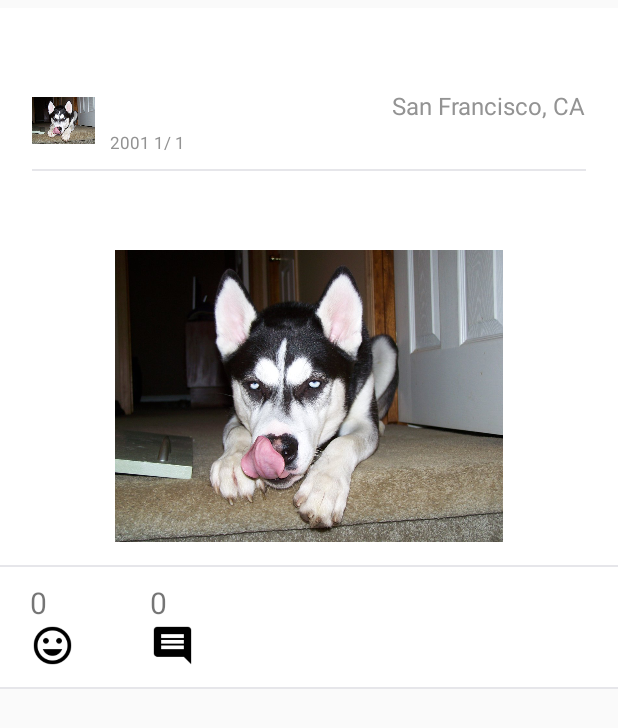
After one commit to shuaizhang621/EventHub, an Android app: the layout comment_main.xml on its own in the app's theme, with its tools: preview values and no code run, on a phone screen of 412 x 824 dp. The commit adds this screen. Shown: the top 728 px of the screen. Run offline under Robolectric (Android 15) with nearby library versions, the phone set to English and light mode, and no system bars.

Commit message:
comment feature

```diff
--- a/app/src/main/AndroidManifest.xml
+++ b/app/src/main/AndroidManifest.xml
@@ -27,7 +27,11 @@
             android:name=".EventReportActivity"
             android:screenOrientation="portrait"
             android:windowSoftInputMode="stateVisible|adjustResize" />
-        <activity android:name=".CommentActivity"></activity>
+        <activity
+            android:name=".CommentActivity"
+            android:screenOrientation="portrait"
+            android:windowSoftInputMode="stateVisible|adjustResize">
+            ></activity>
     </application>
 
 </manifest>
--- a/app/src/main/java/com/example/shuaizhang/eventhub/CommentActivity.java
+++ b/app/src/main/java/com/example/shuaizhang/eventhub/CommentActivity.java
@@ -1,5 +1,6 @@
 package com.example.shuaizhang.eventhub;
 
+import android.content.Intent;
 import android.support.v7.app.AppCompatActivity;
 import android.os.Bundle;
 
@@ -9,5 +10,6 @@ public class CommentActivity extends AppCompatActivity {
     protected void onCreate(Bundle savedInstanceState) {
         super.onCreate(savedInstanceState);
         setContentView(R.layout.activity_comment);
+        Intent intent = getIntent();
     }
 }
--- a/app/src/main/java/com/example/shuaizhang/eventhub/EventsFragment.java
+++ b/app/src/main/java/com/example/shuaizhang/eventhub/EventsFragment.java
@@ -78,7 +78,7 @@ public class EventsFragment extends Fragment {
                     Event event = noteDataSnapshot.getValue(Event.class);
                     events.add(event);
                 }
-                mAdapter = new EventListAdapter(events);
+                mAdapter = new EventListAdapter(events, getContext());
                 recyclerView.setAdapter(mAdapter);
             }
 
--- /dev/null
+++ b/app/src/main/res/layout/comment_main.xml
@@ -0,0 +1,159 @@
+<?xml version="1.0" encoding="utf-8"?>
+<LinearLayout xmlns:android="http://schemas.android.com/apk/res/android"
+    android:layout_marginTop="5dp"
+    android:layout_marginBottom="5dp"
+    android:orientation="vertical"
+    android:paddingTop="15dp"
+    android:background="#FFFFFF"
+    android:layout_width="match_parent"
+    android:layout_height="wrap_content"
+    >
+
+    <LinearLayout
+        android:layout_width="match_parent"
+        android:layout_height="wrap_content"
+        android:orientation="vertical"
+        android:paddingLeft="21dp"
+        android:paddingRight="21dp">
+
+        <TextView android:id="@+id/comment_main_title"
+            android:layout_width="match_parent"
+            android:layout_height="wrap_content"
+            android:ellipsize="end"
+            android:maxLines="2"
+            android:textSize="21sp"
+            android:textColor="#2A2C30"
+            android:fontFamily="Roboto"
+            android:textStyle="bold"
+            />
+
+        <LinearLayout
+            android:layout_width="match_parent"
+            android:layout_height="wrap_content"
+            android:paddingTop="10dp"
+            android:paddingBottom="10dp"
+            android:orientation="horizontal">
+
+            <ImageView
+                android:layout_width="42dp"
+                android:layout_height="42dp"
+                android:src="@drawable/icon" />
+
+            <LinearLayout
+                android:layout_width="match_parent"
+                android:layout_height="wrap_content"
+                android:paddingLeft="10dp"
+                android:orientation="vertical">
+
+                <RelativeLayout
+                    android:layout_width="match_parent"
+                    android:layout_height="wrap_content">
+
+                    <TextView android:id="@+id/comment_main_user"
+                        android:layout_width="wrap_content"
+                        android:layout_height="wrap_content"
+                        android:layout_alignParentLeft="true"
+                        android:textSize="16sp"
+                        android:textColor="#3F89E7"
+                        android:fontFamily="Roboto"/>
+
+                    <TextView android:id="@+id/comment_main_location"
+                        android:layout_width="wrap_content"
+                        android:layout_height="wrap_content"
+                        android:layout_alignParentRight="true"
+                        android:text="San Francisco, CA"
+                        android:textSize="16sp"
+                        android:textColor="#939393"
+                        android:fontFamily="Roboto"/>
+
+                </RelativeLayout>
+
+                <TextView android:id="@+id/comment_main_time"
+                    android:layout_width="match_parent"
+                    android:layout_height="wrap_content"
+                    android:paddingTop="6dp"
+                    android:textSize="11sp"
+                    android:text="2001 1/ 1"
+                    android:fontFamily="Roboto"
+                    android:textColor="#939393"/>
+            </LinearLayout>
+        </LinearLayout>
+
+
+        <View
+            android:layout_width="match_parent"
+            android:layout_height="1dp"
+            android:background="#E6E6EA"/>
+
+        <TextView android:id="@+id/comment_main_description"
+            android:paddingTop="15dp"
+            android:paddingBottom="15dp"
+            android:layout_width="wrap_content"
+            android:layout_height="wrap_content"
+            android:layout_alignParentLeft="true"
+            android:textSize="16sp"
+            android:textColor="#77797C"
+            android:fontFamily="Roboto"/>
+
+        <ImageView
+            android:id="@+id/comment_main_image"
+            android:layout_width="match_parent"
+            android:layout_height="210dp"
+            android:paddingBottom="15dp"
+            android:src="@drawable/icon" />
+
+    </LinearLayout>
+    <View
+        android:layout_width="match_parent"
+        android:layout_height="1dp"
+        android:background="#E6E6EA"/>
+
+    <LinearLayout
+        android:layout_width="match_parent"
+        android:layout_height="wrap_content"
+        android:orientation="horizontal"
+        android:layout_marginTop="10dp"
+        android:layout_marginBottom="10dp"
+        >
+        <LinearLayout
+            android:layout_width="wrap_content"
+            android:layout_height="60dp"
+            android:layout_marginLeft="20dp"
+            android:orientation="vertical">
+            <TextView android:id="@+id/comment_main_like_number"
+                android:layout_width="wrap_content"
+                android:layout_height="wrap_content"
+                android:text="0"
+                android:gravity="center"
+                android:textSize="20sp"/>
+            <ImageView
+                android:layout_width="30dp"
+                android:layout_height="30dp"
+                android:src="@drawable/like"
+                android:id="@+id/comment_main_like_img"
+                />
+        </LinearLayout>
+        <LinearLayout
+            android:layout_width="wrap_content"
+            android:layout_height="60dp"
+            android:layout_marginLeft="50dp"
+            android:orientation="vertical">
+            <TextView android:id="@+id/comment_main_comment_number"
+                android:layout_width="wrap_content"
+                android:layout_height="wrap_content"
+                android:text="0"
+                android:gravity="center"
+                android:textSize="20sp"/>
+            <ImageView
+                android:layout_width="30dp"
+                android:layout_height="30dp"
+                android:src="@drawable/comment"
+                android:id="@+id/comment_main_comment_img"
+                />
+        </LinearLayout>
+    </LinearLayout>
+    <View
+        android:layout_width="match_parent"
+        android:layout_height="1dp"
+        android:background="#E6E6EA"/>
+</LinearLayout>
```
Also changed, not shown: app/src/main/java/com/example/shuaizhang/eventhub/Comment.java (added, +63 -0 lines), app/src/main/java/com/example/shuaizhang/eventhub/CommentAdapter.java (added, +208 -0 lines), app/src/main/java/com/example/shuaizhang/eventhub/Event.java (+11 -2 lines), app/src/main/java/com/example/shuaizhang/eventhub/EventListAdapter.java (+15 -1 lines), app/src/main/res/layout/activity_comment.xml (+26 -3 lines), app/src/main/res/layout/comment_item.xml (added, +72 -0 lines).
